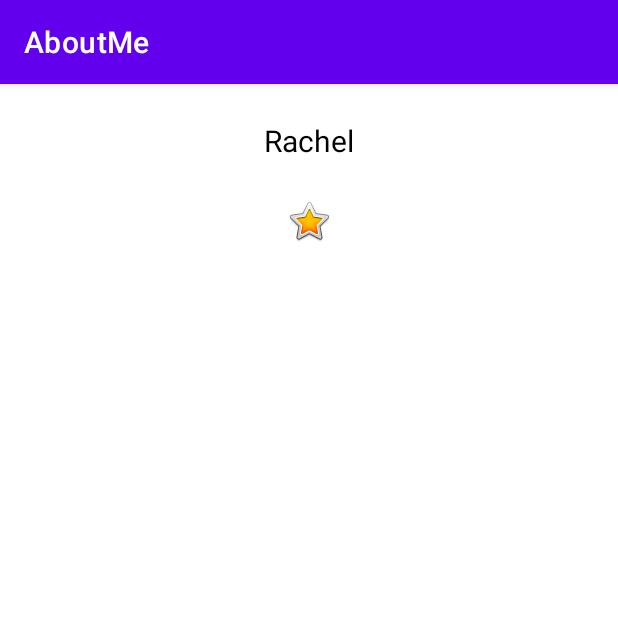
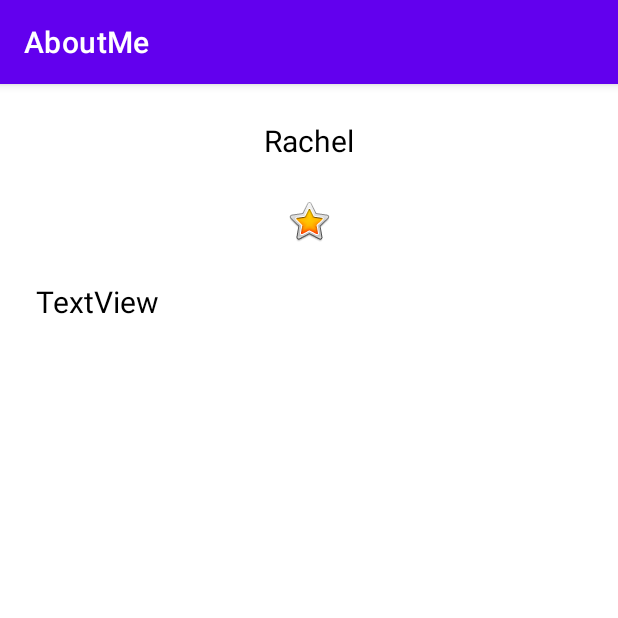
Before and after one commit to mengting-android-learning/AboutMe, an Android app: the screen it shows after launch (MainActivity), on a phone screen of 412 x 824 dp, the top half of it. Run offline under Robolectric (Android 15) with nearby library versions, the phone set to English and light mode, and no system bars.

Commit message:
[feat]: add text view in scroll view

```diff
--- a/app/src/main/res/layout/activity_main.xml
+++ b/app/src/main/res/layout/activity_main.xml
@@ -27,9 +27,11 @@
         android:layout_width="match_parent"
         android:layout_height="match_parent">
 
-        <LinearLayout
+        <TextView
+            android:id="@+id/bio_text"
             android:layout_width="match_parent"
             android:layout_height="wrap_content"
-            android:orientation="vertical" />
+            android:text="TextView"
+            style="@style/NameStyle"/>
     </ScrollView>
 </LinearLayout>
```
